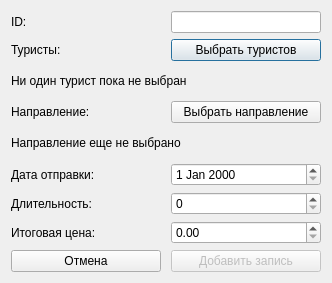
The window that forms/newtouristpackageentrydialog.ui (k0tvtapke/QtProject) describes before a commit, drawn with Qt 5.
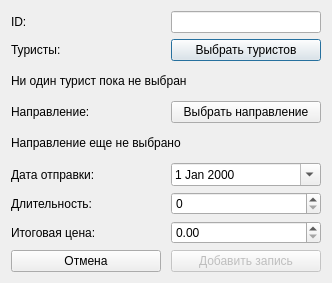
The same window after the commit.

```diff
--- a/forms/newtouristpackageentrydialog.ui
+++ b/forms/newtouristpackageentrydialog.ui
@@ -153,6 +153,9 @@
          <height>0</height>
         </size>
        </property>
+       <property name="calendarPopup">
+        <bool>true</bool>
+       </property>
       </widget>
      </item>
     </layout>
```
